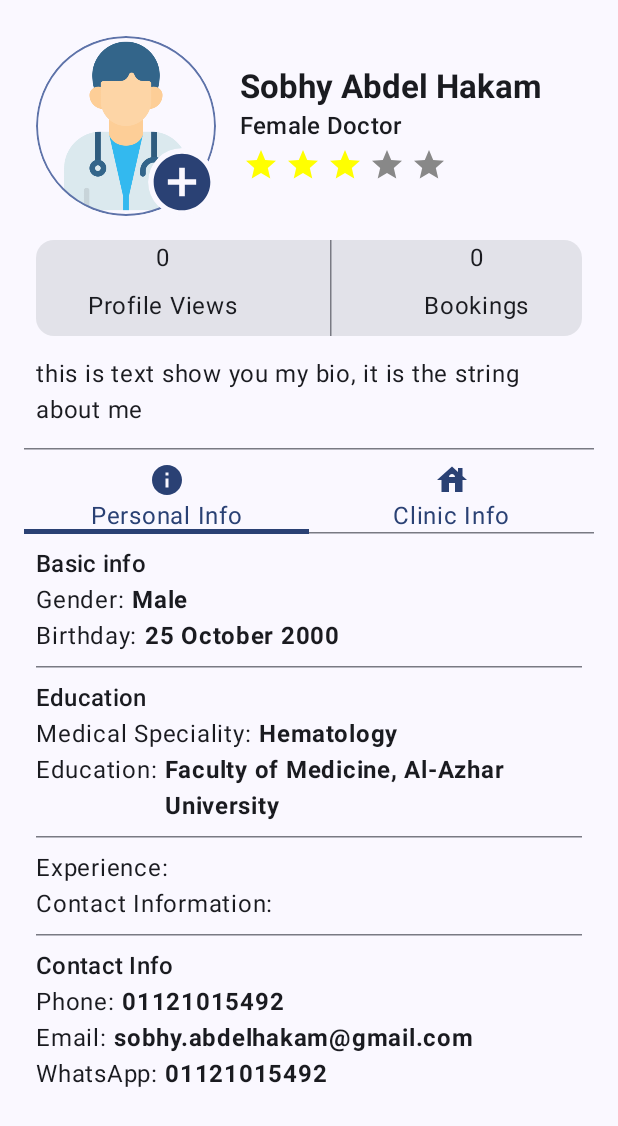
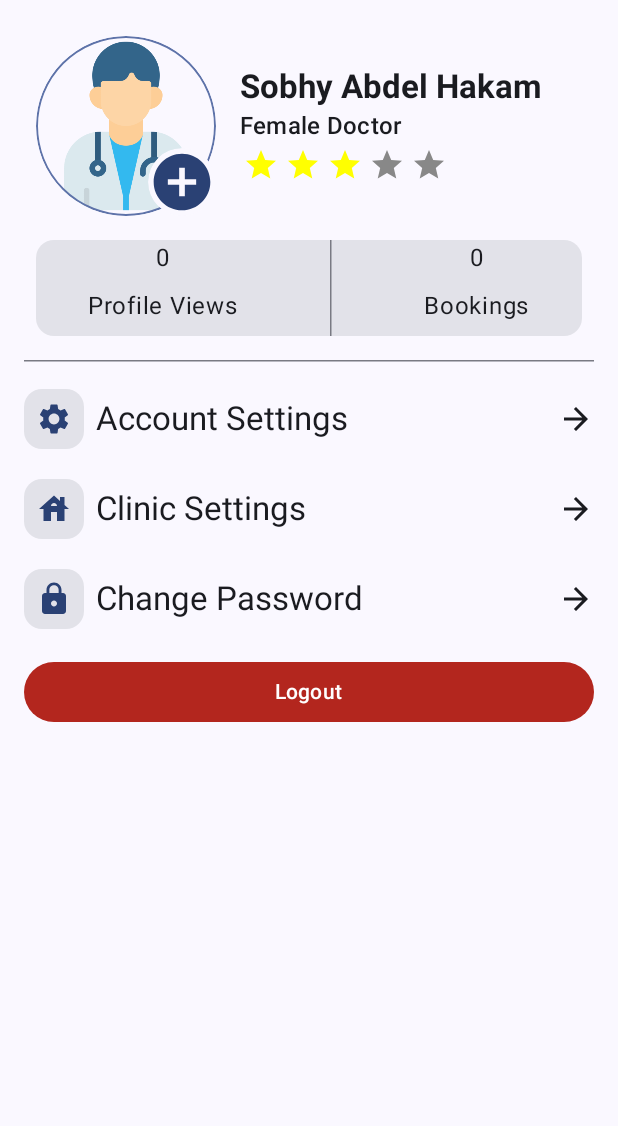
Before and after one commit to Sobhy-Abdelhakam/HealthHub-for-doctors, an Android app built with Jetpack Compose: the composable ProfileScreen shown on its own in the app's theme, on a phone screen of 412 x 824 dp. Shown: the top 1126 px of the screen. Run offline under Robolectric (Android 15) with nearby library versions, the phone set to English and light mode, and no system bars; libraries missing offline, so code that uses them is left out: com.ramcosta.composedestinations; pictures from the network do not load; 3 statements that could not run were skipped.

Commit message:
change profile screen

```diff
--- a/app/src/main/java/dev/sobhy/healthhubfordoctors/profilefeature/presentation/profile/ProfileScreen.kt
+++ b/app/src/main/java/dev/sobhy/healthhubfordoctors/profilefeature/presentation/profile/ProfileScreen.kt
@@ -4,6 +4,7 @@ import android.net.Uri
 import androidx.activity.compose.rememberLauncherForActivityResult
 import androidx.activity.result.contract.ActivityResultContracts
 import androidx.compose.foundation.Image
+import androidx.compose.foundation.background
 import androidx.compose.foundation.border
 import androidx.compose.foundation.layout.Arrangement
 import androidx.compose.foundation.layout.Box
@@ -18,15 +19,19 @@ import androidx.compose.foundation.layout.size
 import androidx.compose.foundation.lazy.LazyColumn
 import androidx.compose.foundation.pager.HorizontalPager
 import androidx.compose.foundation.pager.PagerState
-import androidx.compose.foundation.pager.rememberPagerState
 import androidx.compose.foundation.shape.CircleShape
 import androidx.compose.material.icons.Icons
 import androidx.compose.material.icons.filled.AddCircle
+import androidx.compose.material.icons.filled.ArrowForward
 import androidx.compose.material.icons.filled.Delete
 import androidx.compose.material.icons.filled.House
 import androidx.compose.material.icons.filled.Info
+import androidx.compose.material.icons.filled.Lock
 import androidx.compose.material.icons.filled.Photo
+import androidx.compose.material.icons.filled.Settings
 import androidx.compose.material.icons.filled.Star
+import androidx.compose.material3.Button
+import androidx.compose.material3.ButtonDefaults
 import androidx.compose.material3.Card
 import androidx.compose.material3.ExperimentalMaterial3Api
 import androidx.compose.material3.HorizontalDivider
@@ -44,7 +49,6 @@ import androidx.compose.runtime.collectAsState
 import androidx.compose.runtime.getValue
 import androidx.compose.runtime.mutableStateOf
 import androidx.compose.runtime.remember
-import androidx.compose.runtime.rememberCoroutineScope
 import androidx.compose.runtime.setValue
 import androidx.compose.ui.Alignment
 import androidx.compose.ui.Modifier
@@ -102,21 +106,109 @@ fun ProfileScreen() {
             )
         }
         item {
-            Text(
-                text = "this is text show you my bio, it is the string about me",
-                style = MaterialTheme.typography.bodyLarge,
-                modifier = Modifier.padding(8.dp),
-            )
+            HorizontalDivider(modifier = Modifier.padding(vertical = 8.dp))
+        }
+
+        item {
+            Row(
+                modifier = Modifier.fillMaxWidth().padding(vertical = 8.dp),
+                verticalAlignment = Alignment.CenterVertically,
+            ) {
+                Card {
+                    Icon(
+                        imageVector = Icons.Default.Settings,
+                        contentDescription = "account settings",
+                        modifier =
+                            Modifier
+                                .padding(8.dp),
+                        tint = MaterialTheme.colorScheme.primary,
+                    )
+                }
+
+                Text(
+                    text = "Account Settings",
+                    style = MaterialTheme.typography.titleLarge,
+                    modifier = Modifier.weight(1f).padding(8.dp),
+                )
+                Icon(imageVector = Icons.Default.ArrowForward, contentDescription = null)
+            }
         }
         item {
-            HorizontalDivider(modifier = Modifier.padding(vertical = 8.dp))
+            Row(
+                modifier = Modifier.fillMaxWidth().padding(vertical = 8.dp),
+                verticalAlignment = Alignment.CenterVertically,
+            ) {
+                Card {
+                    Icon(
+                        imageVector = Icons.Default.House,
+                        contentDescription = "account settings",
+                        modifier =
+                            Modifier
+                                .padding(8.dp),
+                        tint = MaterialTheme.colorScheme.primary,
+                    )
+                }
+                Text(
+                    text = "Clinic Settings",
+                    modifier = Modifier.weight(1f).padding(8.dp),
+                    style = MaterialTheme.typography.titleLarge,
+                )
+                Icon(imageVector = Icons.Default.ArrowForward, contentDescription = null)
+            }
         }
         item {
-            val pagerState = rememberPagerState { 2 }
-            val coroutineScope = rememberCoroutineScope()
-            TapRowSection(pagerState, coroutineScope)
-            HorizontalPagerSection(pagerState)
+            Row(
+                modifier = Modifier.fillMaxWidth().padding(vertical = 8.dp),
+                verticalAlignment = Alignment.CenterVertically,
+            ) {
+                Card {
+                    Icon(
+                        imageVector = Icons.Default.Lock,
+                        contentDescription = "account settings",
+                        modifier =
+                            Modifier
+                                .padding(8.dp),
+                        tint = MaterialTheme.colorScheme.primary,
+                    )
+                }
+                Text(
+                    text = "Change Password",
+                    modifier = Modifier.weight(1f).padding(8.dp),
+                    style = MaterialTheme.typography.titleLarge,
+                )
+                Icon(imageVector = Icons.Default.ArrowForward, contentDescription = null)
+            }
         }
+        item {
+            Button(
+                onClick = { /*TODO*/ },
+                modifier = Modifier.fillMaxWidth().padding(vertical = 8.dp),
+                colors =
+                    ButtonDefaults.buttonColors(
+                        containerColor = MaterialTheme.colorScheme.error,
+                        contentColor = MaterialTheme.colorScheme.onError,
+                    ),
+            ) {
+                Text(text = "Logout")
+            }
+        }
+
+//        item {
+//            Text(
+//                text = "this is text show you my bio, it is the string about me",
+//                style = MaterialTheme.typography.bodyLarge,
+//                modifier = Modifier.padding(8.dp),
+//            )
+//        }
+//        item {
+//            HorizontalDivider(modifier = Modifier.padding(vertical = 8.dp))
+//        }
+//        item {
+//            val pagerState = rememberPagerState { 2 }
+//            val coroutineScope = rememberCoroutineScope()
+//            TapRowSection(pagerState, coroutineScope)
+//            HorizontalPagerSection(pagerState)
+//        }
     }
 }
 
```
